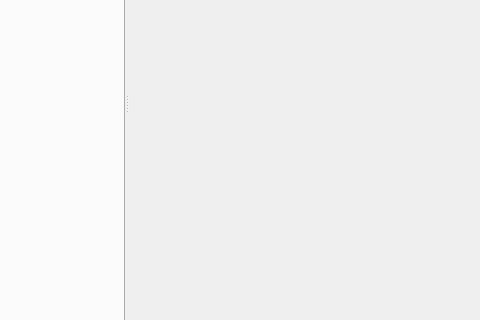
StevePunak/KanoopGit, file src/repositorywidget.ui: the form before one commit; both pictures show x 624 to 1104 and y 211 to 531 of the 1104 by 628 pixel window.
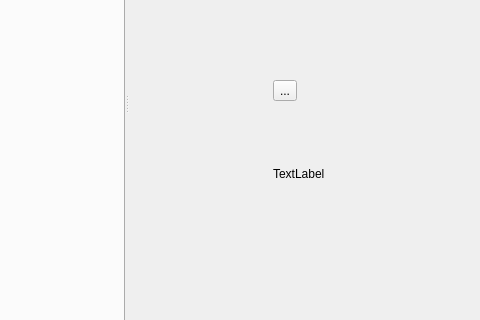
The form after the commit. The open tabs and pages were chosen to show the change. Icons and pictures are not drawn. Custom widgets are drawn as their Qt base class.

The edit to the form file:
```diff
--- a/src/repositorywidget.ui
+++ b/src/repositorywidget.ui
@@ -311,7 +311,72 @@
       <property name="currentIndex">
        <number>2</number>
       </property>
-      <widget class="QWidget" name="pageBlank"/>
+      <widget class="QWidget" name="pageBlank">
+       <widget class="QWidget" name="verticalLayoutWidget">
+        <property name="geometry">
+         <rect>
+          <x>70</x>
+          <y>80</y>
+          <width>221</width>
+          <height>161</height>
+         </rect>
+        </property>
+        <layout class="QVBoxLayout" name="verticalLayout_7">
+         <item>
+          <layout class="QHBoxLayout" name="horizontalLayout">
+           <item>
+            <spacer name="horizontalSpacer_5">
+             <property name="orientation">
+              <enum>Qt::Orientation::Horizontal</enum>
+             </property>
+             <property name="sizeHint" stdset="0">
+              <size>
+               <width>40</width>
+               <height>20</height>
+              </size>
+             </property>
+            </spacer>
+           </item>
+          </layout>
+         </item>
+        </layout>
+       </widget>
+       <widget class="QWidget" name="gridLayoutWidget">
+        <property name="geometry">
+         <rect>
+          <x>50</x>
+          <y>280</y>
+          <width>241</width>
+          <height>161</height>
+         </rect>
+        </property>
+        <layout class="QGridLayout" name="gridLayout_2">
+         <item row="1" column="0">
+          <widget class="Label" name="labelDebug">
+           <property name="sizePolicy">
+            <sizepolicy hsizetype="Preferred" vsizetype="MinimumExpanding">
+             <horstretch>0</horstretch>
+             <verstretch>0</verstretch>
+            </sizepolicy>
+           </property>
+           <property name="text">
+            <string>TextLabel</string>
+           </property>
+           <property name="wordWrap">
+            <bool>false</bool>
+           </property>
+          </widget>
+         </item>
+         <item row="0" column="0">
+          <widget class="QToolButton" name="toolButton">
+           <property name="text">
+            <string>...</string>
+           </property>
+          </widget>
+         </item>
+        </layout>
+       </widget>
+      </widget>
       <widget class="QWidget" name="pageIndexEntry">
        <layout class="QVBoxLayout" name="verticalLayout_2">
         <item>
@@ -755,6 +820,11 @@
    <extends>QTreeView</extends>
    <header>modelview/leftsidebartreeview.h</header>
   </customwidget>
+  <customwidget>
+   <class>Label</class>
+   <extends>QLabel</extends>
+   <header>Kanoop/gui/widgets/label.h</header>
+  </customwidget>
  </customwidgets>
  <resources>
   <include location="gitassets.qrc"/>
```
Left out of the diff: 4 changed lines with no effect on the pictures.
